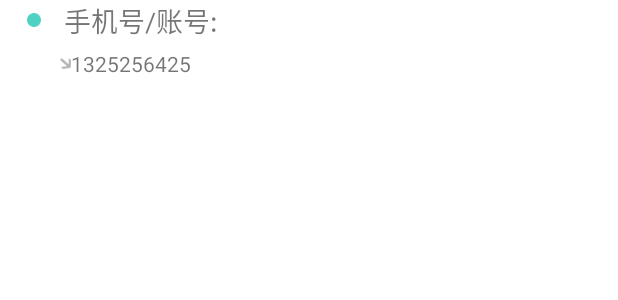
After one commit to a616707902/wenguangIM, an Android app: the layout contact_item.xml on its own in the app's theme, with its tools: preview values and no code run, on a phone screen of 412 x 824 dp. The commit adds this screen. Shown: the top 300 px of the screen. Run offline under Robolectric (Android 15) with nearby library versions, the phone set to English and light mode, and no system bars.

Commit message:
增加联系人界面

```diff
--- a/WenGuang/app/src/main/java/com/wenguang/chat/mvp/model/ContactFragmentModel.java
+++ b/WenGuang/app/src/main/java/com/wenguang/chat/mvp/model/ContactFragmentModel.java
@@ -3,6 +3,9 @@ package com.wenguang.chat.mvp.model;
 import android.content.Context;
 
 import com.wenguang.chat.event.CallBack;
+import com.wenguang.chat.utils.common.SortModel;
+
+import java.util.List;
 
 /**
 * Created by MVPHelper on 2016/11/16
@@ -10,5 +13,6 @@ import com.wenguang.chat.event.CallBack;
 
 public interface ContactFragmentModel{
     void loadContacts(final Context context,final CallBack callBack);
+   void search(String str, List<SortModel> mAllContactsList,final CallBack callBack);
 
 }
--- /dev/null
+++ b/WenGuang/app/src/main/res/layout/contact_item.xml
@@ -0,0 +1,36 @@
+<?xml version="1.0" encoding="utf-8"?>
+<LinearLayout xmlns:android="http://schemas.android.com/apk/res/android"
+    android:layout_width="match_parent"
+    android:layout_height="match_parent"
+    android:background="@color/white"
+    android:orientation="vertical">
+
+
+
+        <TextView
+            android:id="@+id/item_name"
+            android:layout_width="wrap_content"
+            android:layout_height="wrap_content"
+            android:layout_marginLeft="@dimen/eighteen_sp"
+            android:layout_marginRight="@dimen/hundred_dp"
+            android:drawableLeft="@drawable/circle_cyan"
+            android:drawablePadding="@dimen/fifteen_dp"
+            android:ellipsize="marquee"
+            android:singleLine="true"
+            android:text="@string/account"
+            android:textSize="@dimen/eighteen_sp"/>
+
+
+
+
+    <TextView
+        android:id="@+id/item_phone"
+        android:layout_width="match_parent"
+        android:layout_height="wrap_content"
+        android:layout_marginLeft="@dimen/fourty"
+        android:layout_marginTop="@dimen/five_dp"
+        android:drawableLeft="@drawable/icon_call_in"
+        android:text="1325256425"/>
+
+
+</LinearLayout>
```
Also changed, not shown: WenGuang/app/src/main/java/com/wenguang/chat/adapter/ContactsSortAdapter.java (+12 -15 lines), WenGuang/app/src/main/java/com/wenguang/chat/fragment/ContactFragment.java (+4 -3 lines), WenGuang/app/src/main/java/com/wenguang/chat/mvp/model/ContactFragmentModelImpl.java (+45 -0 lines), WenGuang/app/src/main/java/com/wenguang/chat/mvp/presenter/ContactFragmentPresenter.java (+13 -0 lines).
